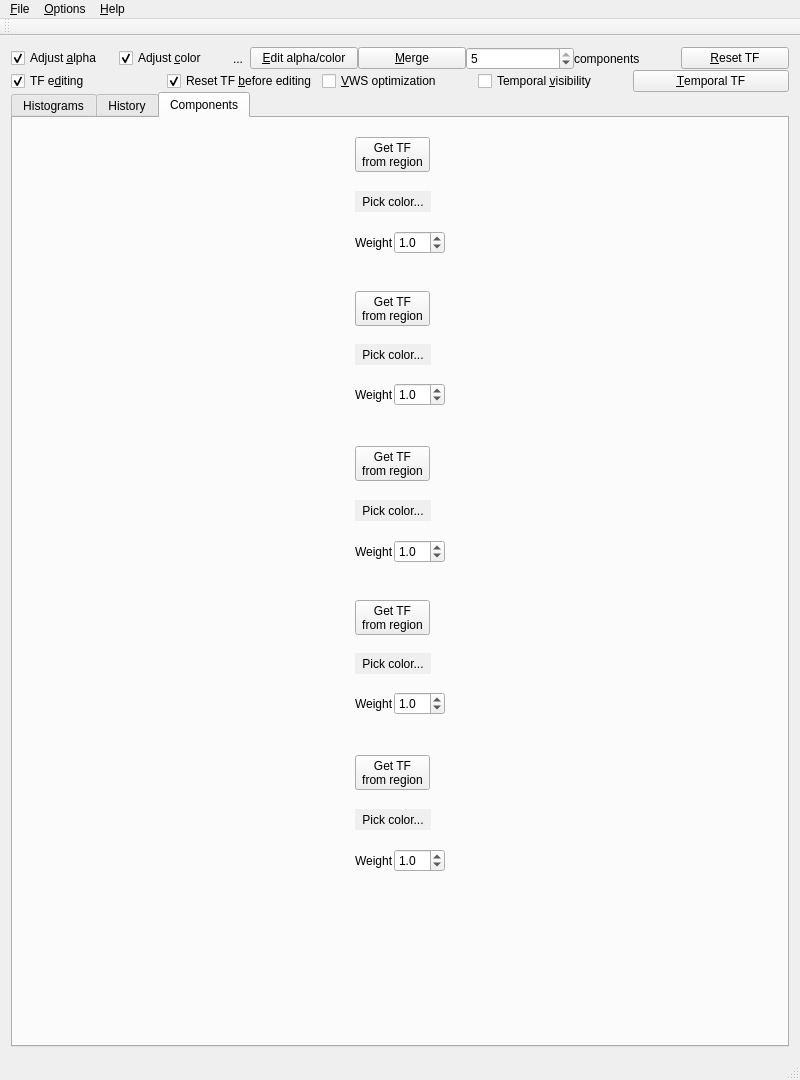
Above: QtCuda/mainwindow.ui from luosz/cuda-visibility before the change. Below: the same form after it.
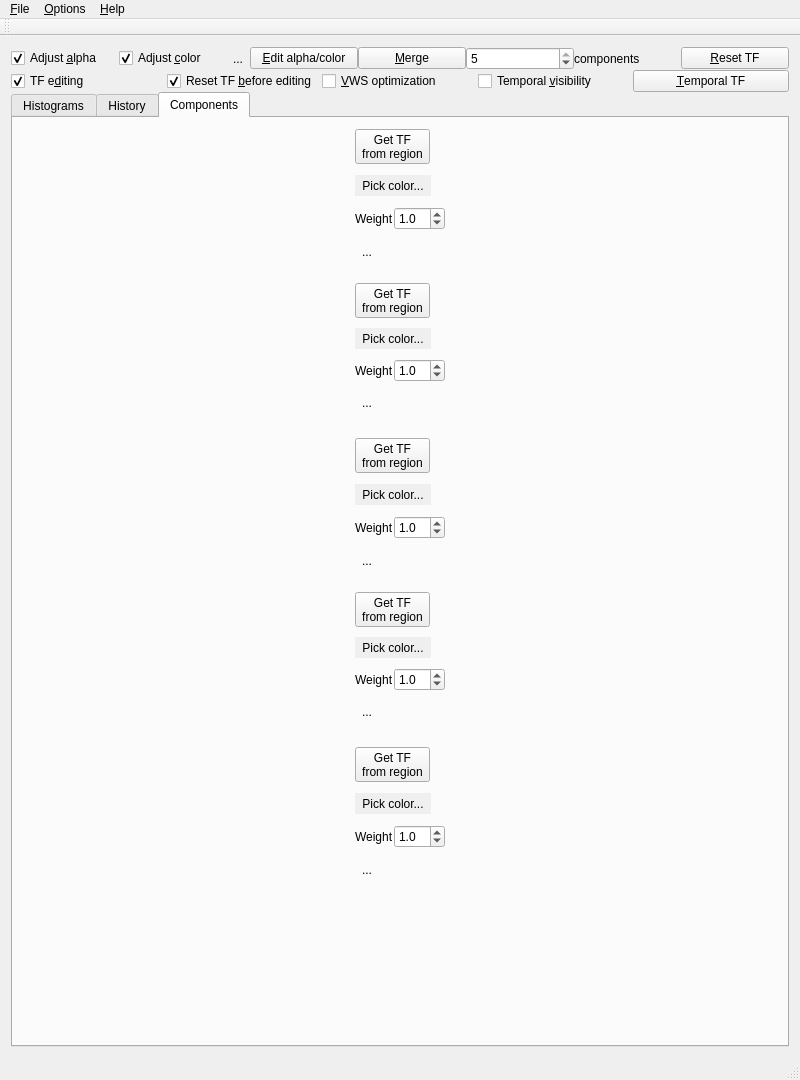
That is the form after the change.

```diff
--- a/QtCuda/mainwindow.ui
+++ b/QtCuda/mainwindow.ui
@@ -509,6 +509,16 @@
                   </property>
                  </widget>
                 </item>
+                <item row="3" column="0">
+                 <widget class="QToolButton" name="toolButton_12">
+                  <property name="text">
+                   <string>...</string>
+                  </property>
+                  <property name="autoRaise">
+                   <bool>true</bool>
+                  </property>
+                 </widget>
+                </item>
                </layout>
               </item>
              </layout>
@@ -588,6 +598,16 @@
                   </property>
                  </widget>
                 </item>
+                <item row="3" column="0">
+                 <widget class="QToolButton" name="toolButton_13">
+                  <property name="text">
+                   <string>...</string>
+                  </property>
+                  <property name="autoRaise">
+                   <bool>true</bool>
+                  </property>
+                 </widget>
+                </item>
                </layout>
               </item>
              </layout>
@@ -616,15 +636,7 @@
                 <property name="spacing">
                  <number>0</number>
                 </property>
-                <item row="0" column="0">
-                 <widget class="QToolButton" name="toolButton_7">
-                  <property name="text">
-                   <string>Get TF
-from region</string>
-                  </property>
-                 </widget>
-                </item>
-                <item row="1" column="0">
+                <item row="2" column="0">
                  <widget class="QToolButton" name="toolButton_3">
                   <property name="autoFillBackground">
                    <bool>true</bool>
@@ -637,7 +649,15 @@
                   </property>
                  </widget>
                 </item>
-                <item row="2" column="0">
+                <item row="1" column="0">
+                 <widget class="QToolButton" name="toolButton_7">
+                  <property name="text">
+                   <string>Get TF
+from region</string>
+                  </property>
+                 </widget>
+                </item>
+                <item row="3" column="0">
                  <layout class="QGridLayout" name="gridLayout_10">
                   <property name="spacing">
                    <number>0</number>
@@ -670,6 +690,16 @@
                   </item>
                  </layout>
                 </item>
+                <item row="4" column="0">
+                 <widget class="QToolButton" name="toolButton_14">
+                  <property name="text">
+                   <string>...</string>
+                  </property>
+                  <property name="autoRaise">
+                   <bool>true</bool>
+                  </property>
+                 </widget>
+                </item>
                </layout>
               </item>
              </layout>
@@ -755,6 +785,16 @@
                   </item>
                  </layout>
                 </item>
+                <item row="3" column="0">
+                 <widget class="QToolButton" name="toolButton_15">
+                  <property name="text">
+                   <string>...</string>
+                  </property>
+                  <property name="autoRaise">
+                   <bool>true</bool>
+                  </property>
+                 </widget>
+                </item>
                </layout>
               </item>
              </layout>
@@ -840,6 +880,16 @@
                   </item>
                  </layout>
                 </item>
+                <item row="3" column="0">
+                 <widget class="QToolButton" name="toolButton_16">
+                  <property name="text">
+                   <string>...</string>
+                  </property>
+                  <property name="autoRaise">
+                   <bool>true</bool>
+                  </property>
+                 </widget>
+                </item>
                </layout>
               </item>
              </layout>
```
Left out of the diff: 32 changed lines with no effect on the pictures.
